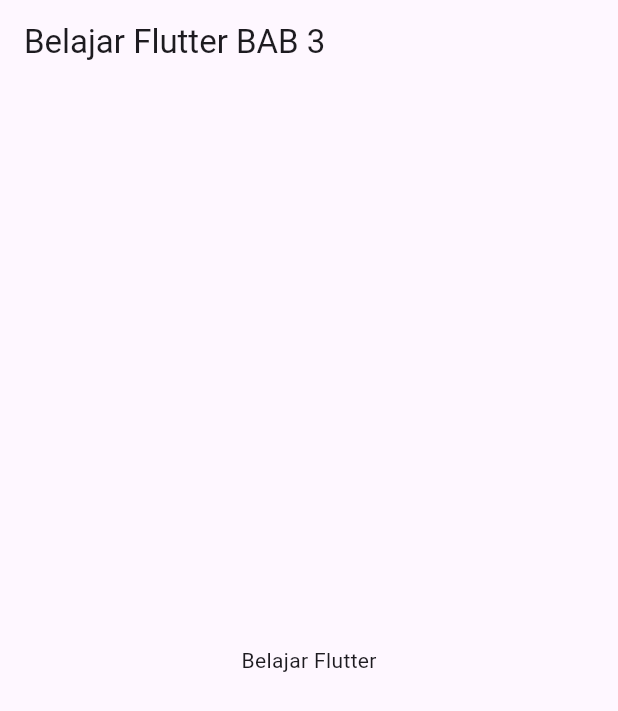
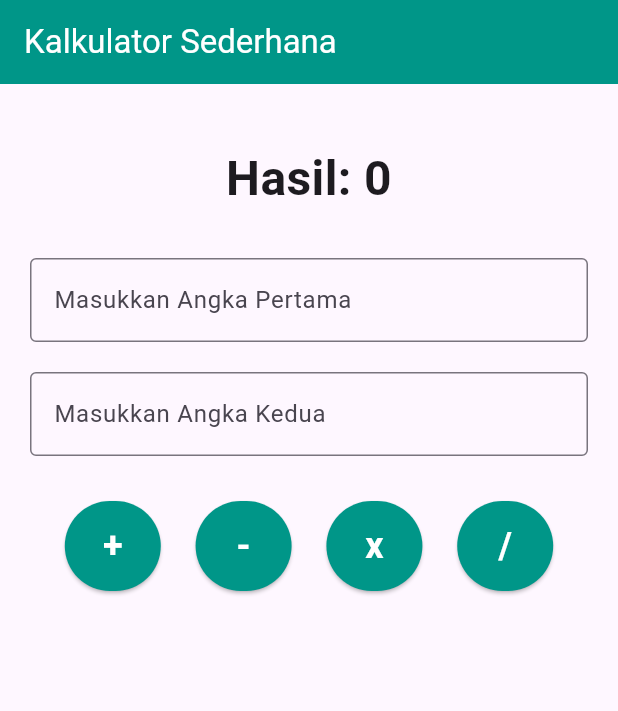
Before and after one commit to iqbaladiatma/belajar-flutter, a Flutter app: the screen it shows after launch, on a phone screen of 412 x 824 dp. Shown: the top 711 px of the screen. Run offline on Flutter 3.47's test engine with Material 3 defaults, Android fonts, the phone set to English and light mode, and no system bars.

Commit message:
update bab 4

```diff
--- a/lib/bab3/belajar.dart
+++ b/lib/bab3/belajar.dart
@@ -15,7 +15,7 @@
       body: Center(
         child: Column(
           mainAxisAlignment: MainAxisAlignment.center,
-          children: const [Text('Belajar Flutter')],
+          children: const [Text('Flutter itu susah atau gampang?')],
         ),
       ),
     );
--- /dev/null
+++ b/lib/bab4/belajar.dart
@@ -0,0 +1,145 @@
+import 'package:flutter/material.dart';
+
+class KalkulatorPage extends StatefulWidget {
+  const KalkulatorPage({super.key});
+
+  @override
+  State<KalkulatorPage> createState() => _KalkulatorPageState();
+}
+
+class _KalkulatorPageState extends State<KalkulatorPage> {
+
+  final TextEditingController _controllerAngka1 = TextEditingController();
+  final TextEditingController _controllerAngka2 = TextEditingController();
+
+  // Variabel untuk menyimpan hasil perhitungan atau pesan kesalahan.
+  String _hasil = '0';
+
+  // 4. Implementasikan logika perhitungan untuk setiap tombol.
+  void _hitung(String operasi) {
+    // Ambil nilai dari TextField dan coba konversi ke double.
+    final double? angka1 = double.tryParse(_controllerAngka1.text);
+    final double? angka2 = double.tryParse(_controllerAngka2.text);
+
+    // 5. Pastikan Anda menangani kasus di mana input bukan angka.
+    if (angka1 == null || angka2 == null) {
+      setState(() {
+        _hasil = 'Input tidak valid!';
+      });
+      return;
+    }
+
+    double hasilPerhitungan = 0;
+    switch (operasi) {
+      case '+':
+        hasilPerhitungan = angka1 + angka2;
+        break;
+      case '-':
+        hasilPerhitungan = angka1 - angka2;
+        break;
+      case 'x':
+        hasilPerhitungan = angka1 * angka2;
+        break;
+      case '/':
+        // 5. Penanganan pembagian dengan nol.
+        if (angka2 == 0) {
+          setState(() {
+            _hasil = 'Tidak bisa dibagi nol!';
+          });
+          return;
+        }
+        hasilPerhitungan = angka1 / angka2;
+        break;
+    }
+
+    // Perbarui Text widget hasil menggunakan setState().
+    setState(() {
+      // Tampilkan hasil sebagai integer jika tidak ada desimal.
+      _hasil = hasilPerhitungan.toStringAsFixed(
+        hasilPerhitungan.truncateToDouble() == hasilPerhitungan ? 0 : 2
+      );
+    });
+  }
+
+  @override
+  Widget build(BuildContext context) {
+    return Scaffold(
+      appBar: AppBar(
+        title: const Text('Kalkulator Sederhana'),
+        backgroundColor: Colors.teal,
+        foregroundColor: Colors.white,
+      ),
+      body: SingleChildScrollView(
+        child: Padding(
+          padding: const EdgeInsets.all(20.0),
+          child: Column(
+            crossAxisAlignment: CrossAxisAlignment.stretch,
+            children: <Widget>[
+              const SizedBox(height: 20),
+              // c. Sebuah Text widget untuk menampilkan hasil perhitungan.
+              Text(
+                'Hasil: $_hasil',
+                textAlign: TextAlign.center,
+                style: const TextStyle(fontSize: 32, fontWeight: FontWeight.bold),
+              ),
+              const SizedBox(height: 30),
+
+              // a. Dua TextField untuk memasukkan dua angka.
+              TextField(
+                controller: _controllerAngka1,
+                decoration: const InputDecoration(
+                  labelText: 'Masukkan Angka Pertama',
+                  border: OutlineInputBorder(),
+                ),
+                keyboardType: const TextInputType.numberWithOptions(decimal: true),
+              ),
+              const SizedBox(height: 20),
+              TextField(
+                controller: _controllerAngka2,
+                decoration: const InputDecoration(
+                  labelText: 'Masukkan Angka Kedua',
+                  border: OutlineInputBorder(),
+                ),
+                keyboardType: const TextInputType.numberWithOptions(decimal: true),
+              ),
+              const SizedBox(height: 30),
+
+              // b. Empat tombol untuk operasi.
+              Row(
+                mainAxisAlignment: MainAxisAlignment.spaceEvenly,
+                children: <Widget>[
+                  _buildOperatorButton('+'),
+                  _buildOperatorButton('-'),
+                  _buildOperatorButton('x'),
+                  _buildOperatorButton('/'),
+                ],
+              ),
+            ],
+          ),
+        ),
+      ),
+    );
+  }
+
+  // Helper widget untuk membuat tombol operasi agar tidak duplikasi kode.
+  Widget _buildOperatorButton(String operasi) {
+    return ElevatedButton(
+      onPressed: () => _hitung(operasi),
+      style: ElevatedButton.styleFrom(
+        backgroundColor: Colors.teal,
+        foregroundColor: Colors.white,
+        padding: const EdgeInsets.symmetric(horizontal: 24, vertical: 16),
+        textStyle: const TextStyle(fontSize: 24, fontWeight: FontWeight.bold),
+      ),
+      child: Text(operasi),
+    );
+  }
+
+  @override
+  void dispose() {
+    // Selalu dispose controller ketika widget tidak lagi digunakan untuk menghindari memory leak.
+    _controllerAngka1.dispose();
+    _controllerAngka2.dispose();
+    super.dispose();
+  }
+}
--- a/lib/main.dart
+++ b/lib/main.dart
@@ -1,6 +1,5 @@
 import 'package:flutter/material.dart';
-import 'bab3/belajar.dart';
-
+import 'bab4/belajar.dart';
 void main() {
   runApp(const MyApp());
 }
@@ -12,8 +11,8 @@
   Widget build(BuildContext context) {
     return MaterialApp(
       debugShowCheckedModeBanner: false,
-      initialRoute: 'BelajarPage',
-      routes: {'BelajarPage': (context) => const BelajarPage()},
+      initialRoute: 'KalkulatorPage',
+      routes: {'KalkulatorPage': (context) => const KalkulatorPage()},
     );
   }
 }
```
